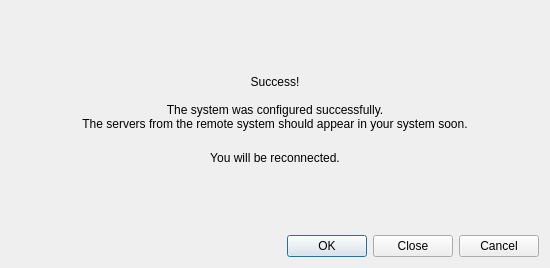
First picture: the form in client/src/ui/dialogs/merge_systems_dialog.ui, repository networkoptix/nx_open, before the edit.
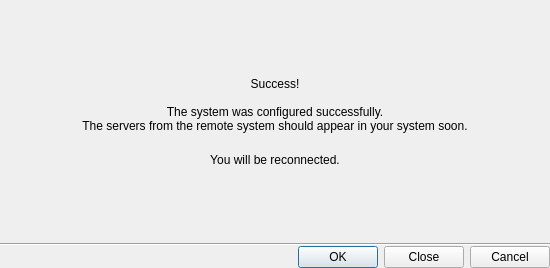
Second picture: the form after the edit. The open tabs and pages were chosen to show the change. Custom widgets are drawn as their Qt base class.

Commit message:
Correct margins & spacings for "Merge Systems" dialog (except group box)
<==== Mercurial data ====>
Branch: dev_3.0.0_gui

What changed in the file:
```diff
--- a/client/src/ui/dialogs/merge_systems_dialog.ui
+++ b/client/src/ui/dialogs/merge_systems_dialog.ui
@@ -14,6 +14,21 @@
    <string>Merge Systems...</string>
   </property>
   <layout class="QVBoxLayout" name="verticalLayout">
+   <property name="spacing">
+    <number>0</number>
+   </property>
+   <property name="leftMargin">
+    <number>0</number>
+   </property>
+   <property name="topMargin">
+    <number>0</number>
+   </property>
+   <property name="rightMargin">
+    <number>0</number>
+   </property>
+   <property name="bottomMargin">
+    <number>0</number>
+   </property>
    <item>
     <widget class="QStackedWidget" name="stackedWidget">
      <property name="currentIndex">
@@ -183,6 +198,18 @@
        <property name="spacing">
         <number>20</number>
        </property>
+       <property name="leftMargin">
+        <number>16</number>
+       </property>
+       <property name="topMargin">
+        <number>16</number>
+       </property>
+       <property name="rightMargin">
+        <number>16</number>
+       </property>
+       <property name="bottomMargin">
+        <number>16</number>
+       </property>
        <item>
         <spacer name="verticalSpacer_2">
          <property name="orientation">
@@ -236,6 +263,13 @@
      </widget>
     </widget>
    </item>
+   <item>
+    <widget class="Line" name="line">
+     <property name="orientation">
+      <enum>Qt::Horizontal</enum>
+     </property>
+    </widget>
+   </item>
    <item>
     <widget class="QnDialogButtonBox" name="buttonBox">
      <property name="orientation">
```
Left out of the diff: 8 changed lines with no effect on the pictures.
